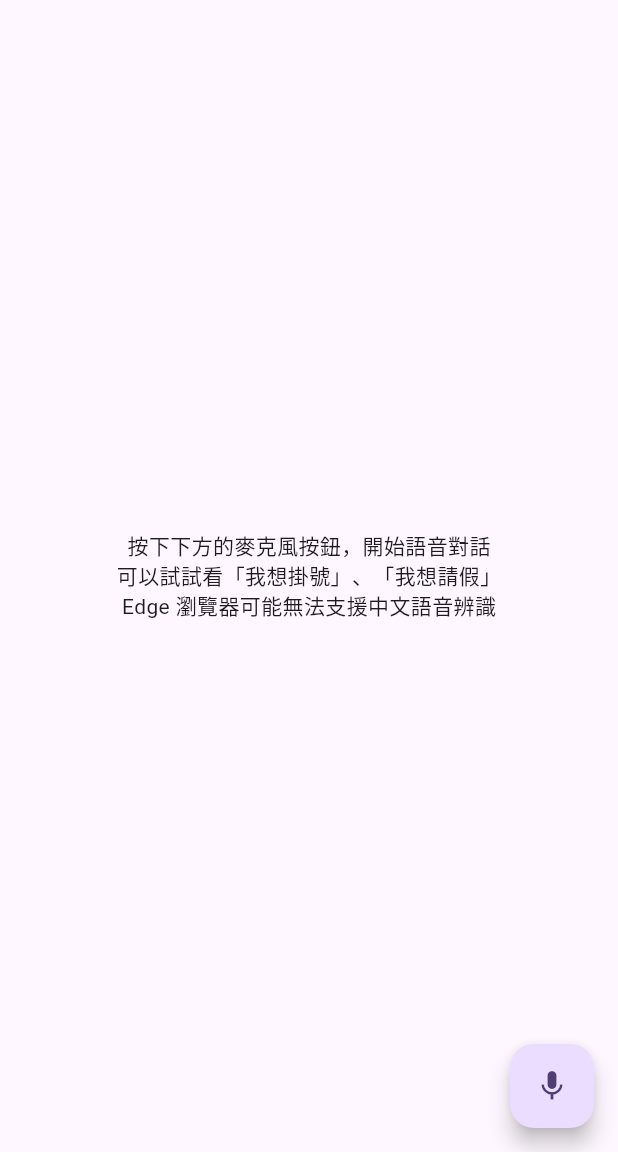
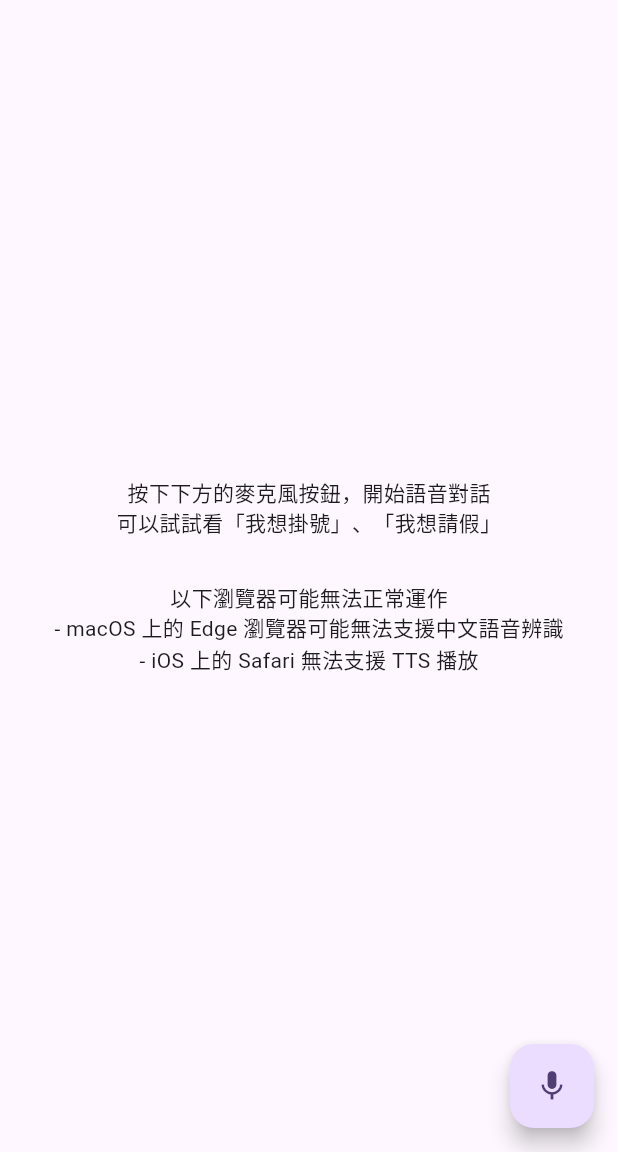
Before and after one commit to zonble/flutter_dialog, a Flutter app: the screen it shows after launch, on a phone screen of 412 x 824 dp, the part 84-1236 px from its top. Run offline on Flutter 3.47's test engine with Material 3 defaults, Android fonts, the phone set to English and light mode, and no system bars; our stand-ins replace bloc, flutter_bloc, flutter_tts, google_generative_ai, speech_to_text.

Commit message:
Updates the web settings.

```diff
--- a/dialog_app/lib/bookings_page.dart
+++ b/dialog_app/lib/bookings_page.dart
@@ -14,7 +14,10 @@ class BookingsPage extends StatelessWidget {
         children: [
           Text('按下下方的麥克風按鈕，開始語音對話'),
           Text('可以試試看「我想掛號」、「我想請假」'),
-          Text('Edge 瀏覽器可能無法支援中文語音辨識'),
+          SizedBox(height: 30),
+          Text('以下瀏覽器可能無法正常運作'),
+          Text('- macOS 上的 Edge 瀏覽器可能無法支援中文語音辨識'),
+          Text('- iOS 上的 Safari 無法支援 TTS 播放'),
         ],
       ),
     );
```
Also changed, not shown: 1 other file.
